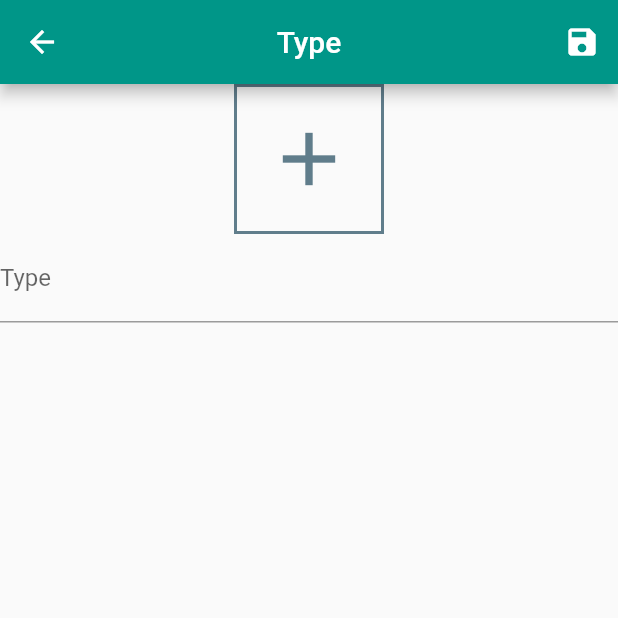
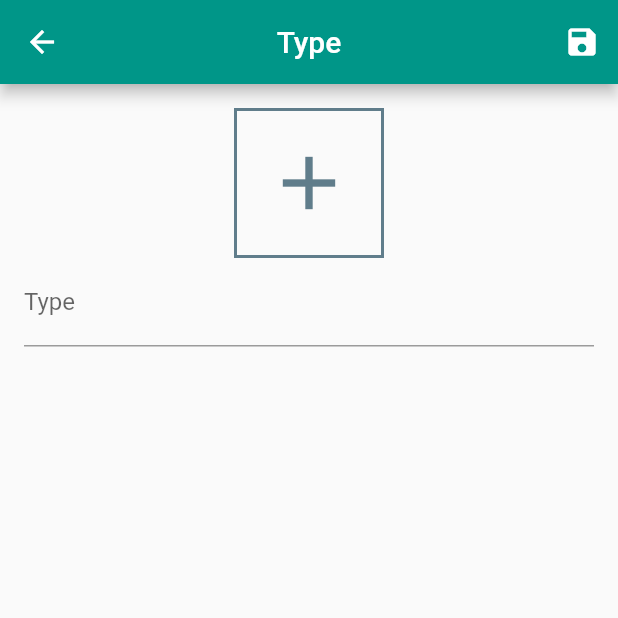
Before and after one commit to abdoNull/budget-tracker-flutter, a Flutter app: the TypesScreen screen opened by its route, after a tap on the "add" icon, on a phone screen of 412 x 824 dp, the top half of it. Run offline on Flutter 3.47's test engine with Material 2 defaults, Android fonts, the phone set to English and light mode, and no system bars; our stand-ins replace sqflite; accounts and stored records are empty.

Commit message:
add save and retrieve itemType

```diff
--- a/lib/database/db_provider.dart
+++ b/lib/database/db_provider.dart
@@ -34,7 +34,31 @@ class DbProvider {
     var res = await db.query('Account');
     List<Account> list =
         res.isNotEmpty ? res.map((a) => Account.fromMap(a)).toList() : [];
-     return list;
+    return list;
+  }
+
+  Future<int> createItemType(ItemType account) async {
+    final db = await database;
+    return await db.insert('ItemType', account.toMap());
+  }
+
+  Future<int> updateItemType(ItemType itemType) async {
+    final db = await database;
+    return await db.update(
+      'ItemType',
+      itemType.toMap(),
+      where: 'id = ?',
+      whereArgs: [itemType.id],
+    );
+  }
+
+  Future<List<Account>> getAllItemType() async {
+    final db = await database;
+    var result = await db.query('Account');
+    List<Account> list = result.isNotEmpty
+        ? result.map((a) => ItemType.fromMap(a)).toList()
+        : [];
+    return list;
   }
 
   void dispose() {
@@ -63,5 +87,10 @@ class DbProvider {
         "codePoint INTEGER,"
         "balance REAL"
         ")");
+    await db.execute("CREATE TABLE ItemType("
+        "id INTEGER PRIMARY KEY,"
+        "name TEXT,"
+        "codePoint INTEGER,"
+        ")");
   }
 }
--- a/lib/screens/types/type_screen.dart
+++ b/lib/screens/types/type_screen.dart
@@ -1,6 +1,18 @@
+import 'package:budget_tracker/database/db_provider.dart';
+import 'package:budget_tracker/models/item_type.dart';
+import 'package:budget_tracker/screens/icons/icon_holder.dart';
+import 'package:budget_tracker/support/icon_helper.dart';
 import 'package:flutter/material.dart';
+import 'package:provider/provider.dart';
 
 class TypeScreen extends StatefulWidget {
+  const TypeScreen({
+    Key key,
+    this.type,
+  }) : super(key: key);
+
+  final ItemType type;
+
   @override
   _TypeScreenState createState() => _TypeScreenState();
 }
@@ -8,10 +20,21 @@ class TypeScreen extends StatefulWidget {
 class _TypeScreenState extends State<TypeScreen> {
   Map<String, dynamic> _data;
   GlobalKey<FormState> _formKey = GlobalKey<FormState>();
-  IconData _newIcon;
+
+  @override
+  void initState() {
+    super.initState();
+    if (widget.type != null) {
+      _data = widget.type.toMap();
+    } else {
+      _data = Map<String, dynamic>();
+      _data['codePoint'] = Icons.add.codePoint;
+    }
+  }
 
   @override
   Widget build(BuildContext context) {
+    var dbProvider = Provider.of<DbProvider>(context);
     return Scaffold(
       appBar: AppBar(
         title: Text('Type'),
@@ -19,36 +42,33 @@ class _TypeScreenState extends State<TypeScreen> {
         actions: [
           IconButton(
             icon: Icon(Icons.save),
-            onPressed: (){
+            onPressed: () async {
               if (!_formKey.currentState.validate()) return;
               _formKey.currentState.save();
+              var type = ItemType.fromMap(_data);
+              if (type.id == null)
+                await dbProvider.createItemType(type);
+              else
+                await dbProvider.updateItemType(type);
+
               Navigator.of(context).pop();
-
-
             },
           ),
         ],
       ),
-      body: Form(
+      body: Padding(
+        padding: const EdgeInsets.all(16.0),
+        child: Form(
           key: _formKey,
           child: Column(
             children: [
-            Container(
-              height: 100,
-              width: 100,
-              decoration: BoxDecoration(
-                border: Border.all(
-                  width: 2,
-                  color: Colors.blueGrey,
-                ),
-              ),
-              child: Icon(
-                _newIcon = _newIcon == null ? Icons.add : _newIcon,
-                size: 60,
-                color: Colors.blueGrey,
-              ),
+              IconHolder(
+                newIcon: IconHelper.createIconData(_data['codePoint']),
+                onIconChange: (IconData iconData) =>
+                    setState(() => _data['codePoint'] = iconData.codePoint),
               ),
               TextFormField(
+                initialValue: widget.type != null ? widget.type.name : '',
                 decoration: InputDecoration(labelText: 'Type'),
                 validator: (String value) {
                   if (value.isEmpty) return 'Required';
@@ -59,6 +79,7 @@ class _TypeScreenState extends State<TypeScreen> {
             ],
           ),
         ),
+      ),
     );
   }
 }
--- a/lib/screens/types/types_screen.dart
+++ b/lib/screens/types/types_screen.dart
@@ -1,10 +1,14 @@
+import 'package:budget_tracker/database/db_provider.dart';
 import 'package:budget_tracker/screens/index.dart';
 import 'package:flutter/material.dart';
+import 'package:provider/provider.dart';
 
 class TypesScreen extends StatelessWidget {
   static const routeName = '/types-screen';
   @override
   Widget build(BuildContext context) {
+    var dbProvider = Provider.of<DbProvider>(context);
+
     return Scaffold(
       appBar: AppBar(
         title: Text('Type Screen'),
@@ -22,6 +26,43 @@ class TypesScreen extends StatelessWidget {
           ),
         ],
       ),
+      body: FutureBuilder(
+        future: dbProvider.getAllItemType(),
+        builder: (_, snaptshot) {
+          if (!snaptshot.hasData)
+            return Center(
+              child: CircularProgressIndicator(),
+            );
+          if (snaptshot.hasError)
+            return Center(
+              child: Text(snaptshot.error.toString()),
+            );
+          var types = snaptshot.data;
+          if (types.length == 0)
+            return Center(
+              child: const Text('No Records'),
+            );
+
+          return ListView.builder(
+            itemCount: types.length,
+            itemBuilder: (_, index) {
+              var type = types[index];
+              return ListTile(
+                leading: Icon(type.iconData),
+                title: Text(type.name),
+                onTap: () => Navigator.push(
+                  context,
+                  MaterialPageRoute(
+                    builder: (_) => TypeScreen(
+                      type: type,
+                    ),
+                  ),
+                ),
+              );
+            },
+          );
+        },
+      ),
     );
   }
 }
```
Lines whose indentation alone changed are shown as unchanged.
